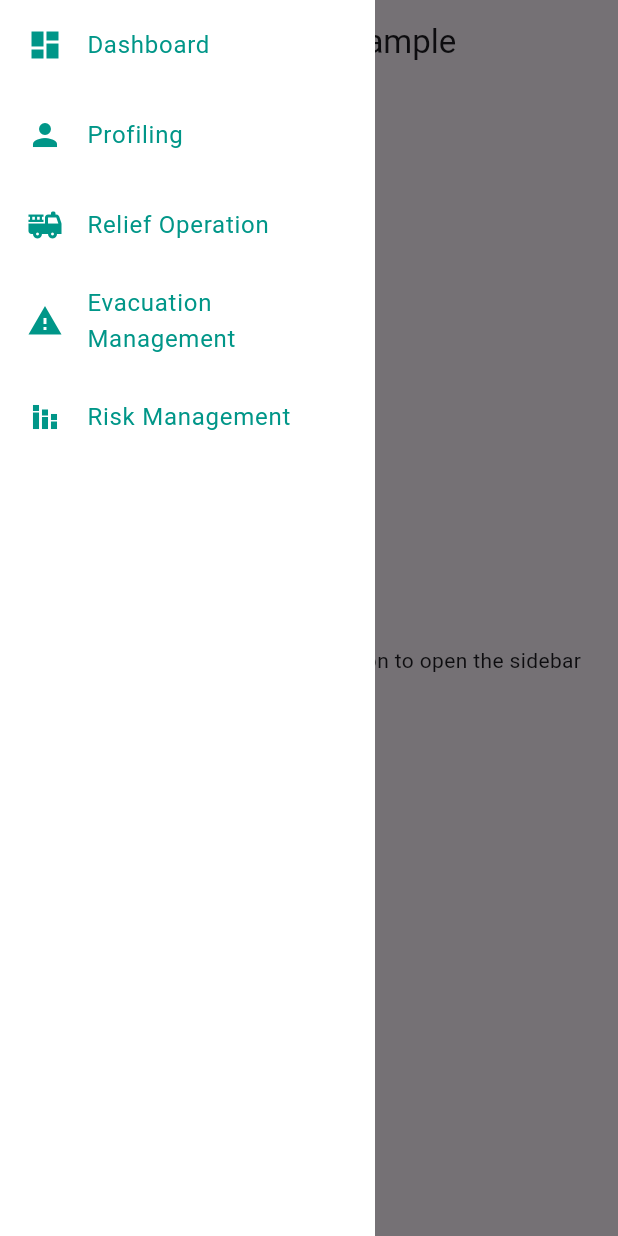
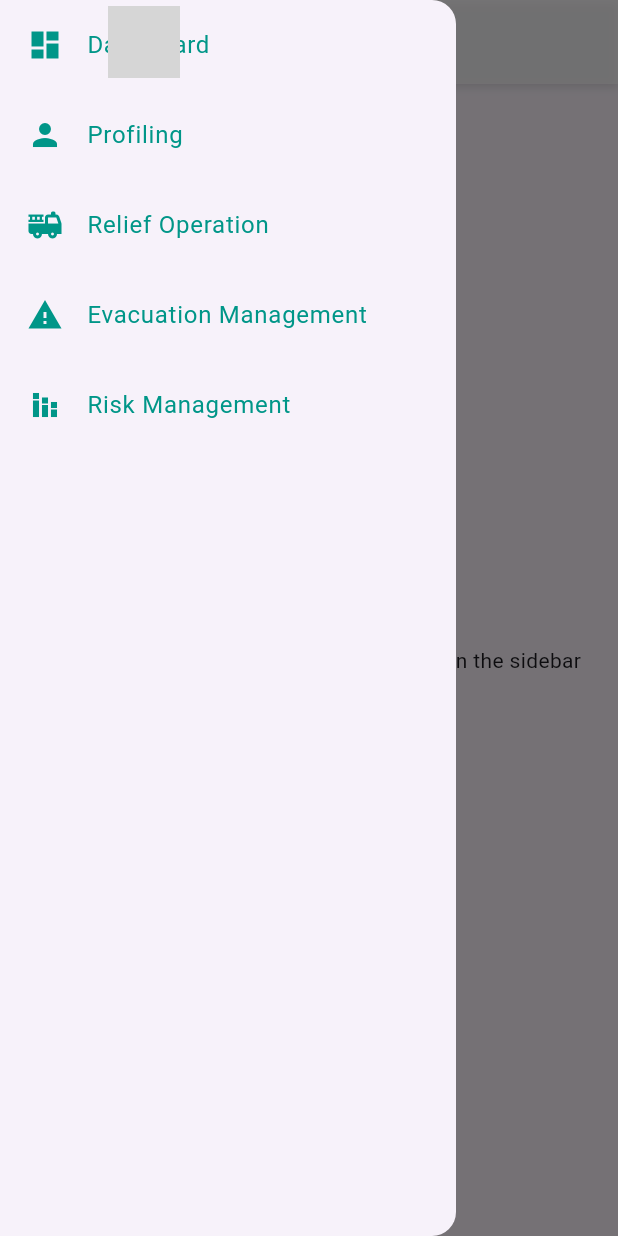
Before and after one commit to doofenzy/frrms_flutter, a Flutter app: the screen it shows after launch, with the side drawer open, on a phone screen of 412 x 824 dp. Run offline on Flutter 3.47's test engine with Material 3 defaults, Android fonts, the phone set to English and light mode, and no system bars; grey boxes are pictures that could not be loaded.

Commit message:
sidebar and header

```diff
--- a/lib/component/header.dart
+++ b/lib/component/header.dart
@@ -1,49 +1,46 @@
 import 'package:flutter/material.dart';
 
-class Sidebar extends StatelessWidget {
+class HeaderWidget extends StatelessWidget {
+  final String imagePath;
+  final double height;
+
+  const HeaderWidget({
+    super.key,
+    required this.imagePath,
+    this.height = 80.0, // Default height value
+  });
+
   @override
   Widget build(BuildContext context) {
-    return Drawer(
-      child: Column(
+    return Container(
+      width:
+          double.infinity, // Makes the header span the full width of the screen
+      height: height, // Sets the height dynamically
+      padding: const EdgeInsets.symmetric(horizontal: 16.0),
+      decoration: const BoxDecoration(
+        color: Colors.white70,
+        boxShadow: [
+          BoxShadow(
+            color: Colors.black12,
+            blurRadius: 4,
+            offset: Offset(0, 2),
+          ),
+        ],
+      ),
+      child: Row(
         children: [
-          // Add header here
-          DrawerHeader(
-            decoration: BoxDecoration(
-              color: Colors.teal,
-            ),
-            child: Column(
-              mainAxisAlignment: MainAxisAlignment.center,
-              children: [
-                Icon(
-                  Icons.account_circle,
-                  size: 80,
-                  color: Colors.white,
-                ),
-                SizedBox(height: 10),
-                Text(
-                  'Welcome, User!',
-                  style: TextStyle(
-                    color: Colors.white,
-                    fontSize: 20,
-                  ),
-                ),
-              ],
-            ),
+          IconButton(
+            icon: const Icon(Icons.menu, color: Colors.black),
+            onPressed: () {
+              Scaffold.of(context).openDrawer();
+            },
           ),
-          Container(
-            margin: const EdgeInsets.all(2.0), // Add margin here
-            child: ListTile(
-              leading: Icon(Icons.dashboard, color: Colors.teal),
-              title: Text(
-                'Dashboard',
-                style: TextStyle(color: Colors.teal),
-              ),
-              onTap: () {
-                // Handle navigation
-              },
-            ),
+          const SizedBox(width: 8.0),
+          Image.asset(
+            imagePath,
+            height:
+                height * 0.6, // Adjust the logo height relative to the header
           ),
-          // ... other ListTiles
         ],
       ),
     );
--- a/lib/component/sidebar.dart
+++ b/lib/component/sidebar.dart
@@ -3,12 +3,10 @@ import 'package:flutter/material.dart';
 class Sidebar extends StatelessWidget {
   @override
   Widget build(BuildContext context) {
-    return Container(
-      width: 250, // Set the width of the sidebar
-      color: Colors.white,
+    return Drawer(
       child: Column(
         children: [
-          Container(
+          HoverContainer(
             margin: const EdgeInsets.all(2.0), // Add margin here
             child: ListTile(
               leading: Icon(Icons.dashboard, color: Colors.teal),
@@ -21,7 +19,7 @@ class Sidebar extends StatelessWidget {
               },
             ),
           ),
-          Container(
+          HoverContainer(
             margin: const EdgeInsets.all(2.0), // Add margin here
             child: ListTile(
               leading: Icon(Icons.person, color: Colors.teal),
@@ -34,7 +32,7 @@ class Sidebar extends StatelessWidget {
               },
             ),
           ),
-          Container(
+          HoverContainer(
             margin: const EdgeInsets.all(2.0), // Add margin here
             child: ListTile(
               leading: Icon(Icons.fire_truck, color: Colors.teal),
@@ -47,7 +45,7 @@ class Sidebar extends StatelessWidget {
               },
             ),
           ),
-          Container(
+          HoverContainer(
             margin: const EdgeInsets.all(2.0), // Add margin here
             child: ListTile(
               leading: Icon(Icons.warning, color: Colors.teal),
@@ -60,7 +58,7 @@ class Sidebar extends StatelessWidget {
               },
             ),
           ),
-          Container(
+          HoverContainer(
             margin: const EdgeInsets.all(2.0), // Add margin here
             child: ListTile(
               leading: Icon(Icons.stacked_bar_chart_sharp, color: Colors.teal),
@@ -78,3 +76,33 @@ class Sidebar extends StatelessWidget {
     );
   }
 }
+
+class HoverContainer extends StatefulWidget {
+  final Widget child;
+
+  const HoverContainer(
+      {super.key, required this.child, required EdgeInsets margin});
+
+  @override
+  // ignore: library_private_types_in_public_api
+  _HoverContainerState createState() => _HoverContainerState();
+}
+
+class _HoverContainerState extends State<HoverContainer> {
+  bool _isHovered = false;
+
+  @override
+  Widget build(BuildContext context) {
+    return MouseRegion(
+      onEnter: (_) => setState(() => _isHovered = true),
+      onExit: (_) => setState(() => _isHovered = false),
+      child: Container(
+        margin: const EdgeInsets.all(2.0),
+        color: _isHovered
+            ? Colors.grey[300]
+            : Colors.transparent, // Change color on hover
+        child: widget.child,
+      ),
+    );
+  }
+}
--- a/lib/main.dart
+++ b/lib/main.dart
@@ -1,6 +1,6 @@
-// main.dart
 import 'package:flutter/material.dart';
-import 'component/sidebar.dart'; // Import your Sidebar widget
+import 'component/header.dart'; // Replace with the correct file path
+import 'component/sidebar.dart';
 
 void main() {
   runApp(MyApp());
@@ -10,21 +10,18 @@ class MyApp extends StatelessWidget {
   @override
   Widget build(BuildContext context) {
     return MaterialApp(
-      home: HomePage(),
-    );
-  }
-}
-
-class HomePage extends StatelessWidget {
-  @override
-  Widget build(BuildContext context) {
-    return Scaffold(
-      appBar: AppBar(
-        title: Text('Flutter Sidebar Example'),
-      ),
-      drawer: Sidebar(), // Use the Sidebar widget here
-      body: Center(
-        child: Text('Swipe from left or tap the menu icon to open the sidebar'),
+      home: Scaffold(
+        appBar: PreferredSize(
+          preferredSize: Size.fromHeight(kToolbarHeight),
+          child: HeaderWidget(
+            imagePath: '../../assets/logo.png',
+          ),
+        ),
+        drawer: Sidebar(), // Use the Sidebar widget here
+        body: Center(
+          child:
+              Text('Swipe from left or tap the menu icon to open the sidebar'),
+        ),
       ),
     );
   }
```
Also changed, not shown: assets/Logo.png (added).
